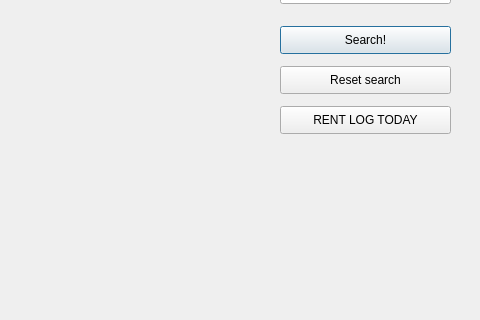
Before: the Qt Designer form viewtable.ui in DanziLLL/visual_course, drawn with Qt 5; both pictures show x 320 to 800 and y 134 to 454 of the 800 by 600 pixel window.
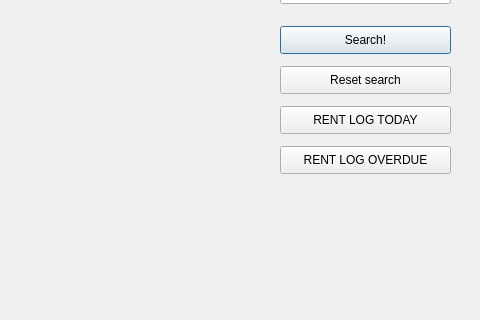
After: the same form once the commit is applied.

Patch:
```diff
--- a/viewtable.ui
+++ b/viewtable.ui
@@ -106,6 +106,19 @@
     <string>RENT LOG TODAY</string>
    </property>
   </widget>
+  <widget class="QPushButton" name="btn_adminLogOverdue">
+   <property name="geometry">
+    <rect>
+     <x>600</x>
+     <y>280</y>
+     <width>171</width>
+     <height>28</height>
+    </rect>
+   </property>
+   <property name="text">
+    <string>RENT LOG OVERDUE</string>
+   </property>
+  </widget>
  </widget>
  <resources/>
  <connections/>
```
